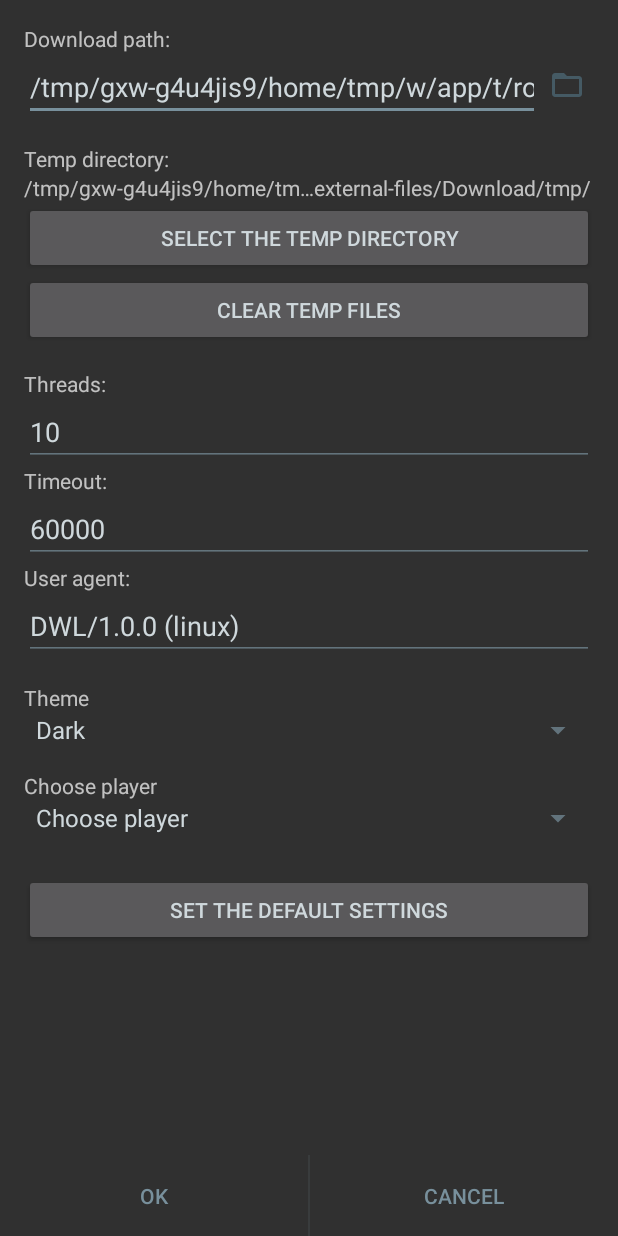
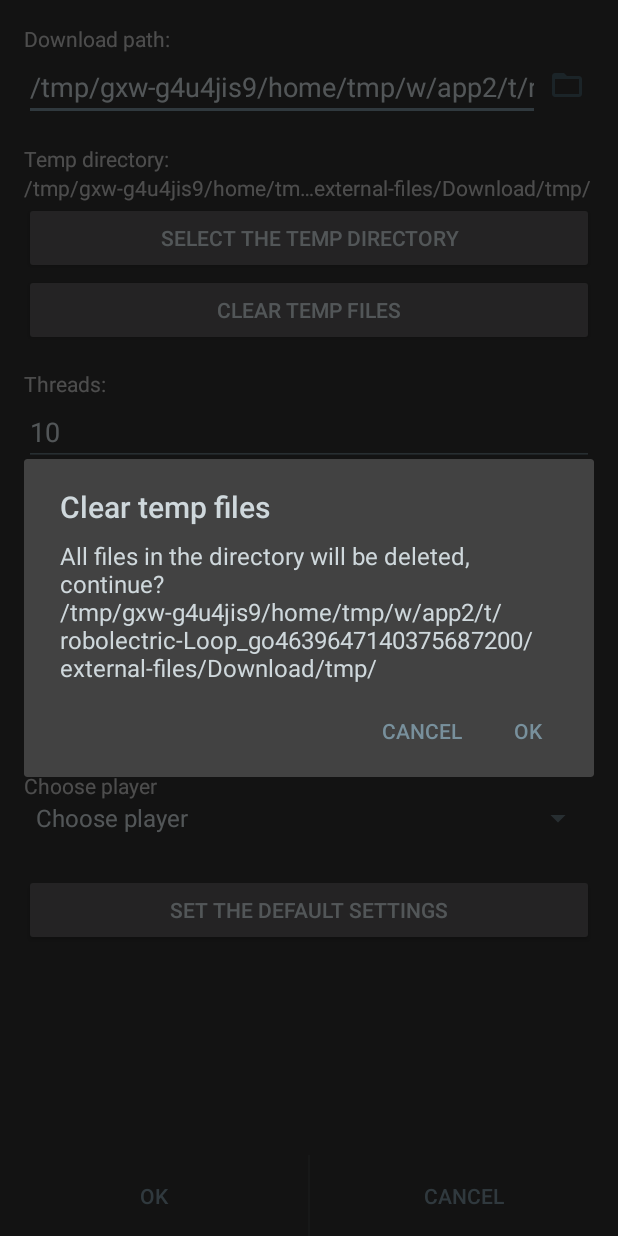
Before and after one commit to YouROK/M3U8Loader, an Android app: the SettingsActivity screen opened directly, with no data from a screen before it, after a tap on "CLEAR TEMP FILES", on a phone screen of 412 x 824 dp. Run offline under Robolectric (Android 15) with nearby library versions, the phone set to English and light mode, and no system bars; libraries missing offline, so code that uses them is left out: go.m3u8.

Commit message:
snap 1.120

```diff
--- a/app/build.gradle
+++ b/app/build.gradle
@@ -7,8 +7,8 @@ android {
         applicationId "ru.yourok.m3u8loader"
         minSdkVersion 15
         targetSdkVersion 25
-        versionCode 118
-        versionName "1.18"
+        versionCode 120
+        versionName "1.20"
         vectorDrawables.useSupportLibrary = true
     }
     buildTypes {
--- a/app/src/main/java/ru/yourok/m3u8loader/SettingsActivity.java
+++ b/app/src/main/java/ru/yourok/m3u8loader/SettingsActivity.java
@@ -119,10 +119,23 @@ public class SettingsActivity extends AppCompatActivity {
     }
 
     public void clrTempDir(View view) {
-        String tmpdir = ((TextView) findViewById(R.id.textViewTempDir)).getText().toString();
-        String ret = Loader.RemoveDir(tmpdir);
-        if (ret.isEmpty()) ret = getText(android.R.string.ok).toString();
-        Toast.makeText(this, ret, Toast.LENGTH_SHORT).show();
+        final String tmpdir = ((TextView) findViewById(R.id.textViewTempDir)).getText().toString();
+        AlertDialog.Builder builder = new AlertDialog.Builder(this);
+        builder.setTitle(getString(R.string.clear_label));
+        builder.setMessage(getString(R.string.delete_warn) + "\n" + tmpdir);
+        builder.setPositiveButton(android.R.string.yes, new DialogInterface.OnClickListener() {
+            @Override
+            public void onClick(DialogInterface dialogInterface, int i) {
+                String ret = Loader.RemoveDir(tmpdir);
+                if (ret.isEmpty()) {
+                    new File(tmpdir).mkdir();
+                    ret = getText(android.R.string.ok).toString();
+                }
+                Toast.makeText(SettingsActivity.this, ret, Toast.LENGTH_SHORT).show();
+            }
+        });
+        builder.setNegativeButton(android.R.string.no, null);
+        builder.create().show();
     }
 
     public void srchBtnClick(View view) {
--- a/app/src/main/res/values/strings.xml
+++ b/app/src/main/res/values/strings.xml
@@ -40,6 +40,8 @@
     <string name="permission_msg">Storage permission is needed to download and write files</string>
     <string name="permission_btn">GRANT</string>
 
+    <string name="delete_warn">All files in the directory will be deleted, continue?</string>
+
     <string name="error_download_dir">Download dir not set</string>
     <string name="error_dir_perm">Directory permission denied</string>
     <string name="error_url_empty">Url is empty</string>
```
Also changed, not shown: 4 other files.
